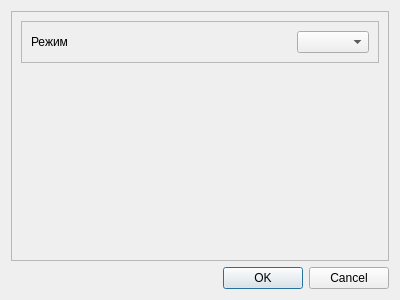
grigp/a-analyser, file metodics/bedside_scales/bedside_scales_tester/bedsidescalestesterparamsdialog.ui: the form before one commit.
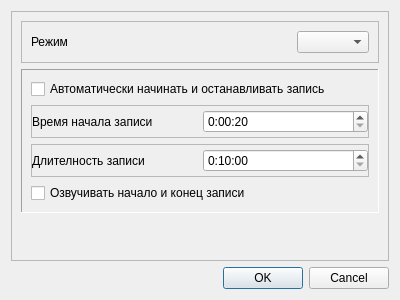
The form after the commit.

Commit message: Автоматическое начало и окончание записи в тесте кровати

Diff of the .ui file:
```diff
--- a/metodics/bedside_scales/bedside_scales_tester/bedsidescalestesterparamsdialog.ui
+++ b/metodics/bedside_scales/bedside_scales_tester/bedsidescalestesterparamsdialog.ui
@@ -58,6 +58,122 @@
         </layout>
        </widget>
       </item>
+      <item>
+       <widget class="QFrame" name="frAutoRecord">
+        <property name="frameShape">
+         <enum>QFrame::Panel</enum>
+        </property>
+        <property name="frameShadow">
+         <enum>QFrame::Sunken</enum>
+        </property>
+        <layout class="QVBoxLayout" name="verticalLayout_3">
+         <item>
+          <widget class="QCheckBox" name="cbAutoRecord">
+           <property name="text">
+            <string>Автоматически начинать и останавливать запись</string>
+           </property>
+          </widget>
+         </item>
+         <item>
+          <widget class="QFrame" name="frStartTime">
+           <property name="frameShape">
+            <enum>QFrame::StyledPanel</enum>
+           </property>
+           <property name="frameShadow">
+            <enum>QFrame::Raised</enum>
+           </property>
+           <layout class="QHBoxLayout" name="horizontalLayout_2">
+            <property name="leftMargin">
+             <number>0</number>
+            </property>
+            <property name="topMargin">
+             <number>4</number>
+            </property>
+            <property name="rightMargin">
+             <number>0</number>
+            </property>
+            <property name="bottomMargin">
+             <number>4</number>
+            </property>
+            <item>
+             <widget class="QLabel" name="lblStartTime">
+              <property name="text">
+               <string>Время начала записи</string>
+              </property>
+             </widget>
+            </item>
+            <item>
+             <widget class="QTimeEdit" name="edStartTime">
+              <property name="displayFormat">
+               <string>H:mm:ss</string>
+              </property>
+              <property name="time">
+               <time>
+                <hour>0</hour>
+                <minute>0</minute>
+                <second>20</second>
+               </time>
+              </property>
+             </widget>
+            </item>
+           </layout>
+          </widget>
+         </item>
+         <item>
+          <widget class="QFrame" name="frRecLength">
+           <property name="frameShape">
+            <enum>QFrame::StyledPanel</enum>
+           </property>
+           <property name="frameShadow">
+            <enum>QFrame::Raised</enum>
+           </property>
+           <layout class="QHBoxLayout" name="horizontalLayout_3">
+            <property name="leftMargin">
+             <number>0</number>
+            </property>
+            <property name="topMargin">
+             <number>4</number>
+            </property>
+            <property name="rightMargin">
+             <number>0</number>
+            </property>
+            <property name="bottomMargin">
+             <number>4</number>
+            </property>
+            <item>
+             <widget class="QLabel" name="lblRecLength">
+              <property name="text">
+               <string>Длителность записи</string>
+              </property>
+             </widget>
+            </item>
+            <item>
+             <widget class="QTimeEdit" name="edRecLength">
+              <property name="displayFormat">
+               <string>H:mm:ss</string>
+              </property>
+              <property name="time">
+               <time>
+                <hour>0</hour>
+                <minute>10</minute>
+                <second>0</second>
+               </time>
+              </property>
+             </widget>
+            </item>
+           </layout>
+          </widget>
+         </item>
+         <item>
+          <widget class="QCheckBox" name="cbSound">
+           <property name="text">
+            <string>Озвучивать начало и конец записи</string>
+           </property>
+          </widget>
+         </item>
+        </layout>
+       </widget>
+      </item>
       <item>
        <spacer name="verticalSpacer">
         <property name="orientation">
```
The commit also changes 4 other files.
